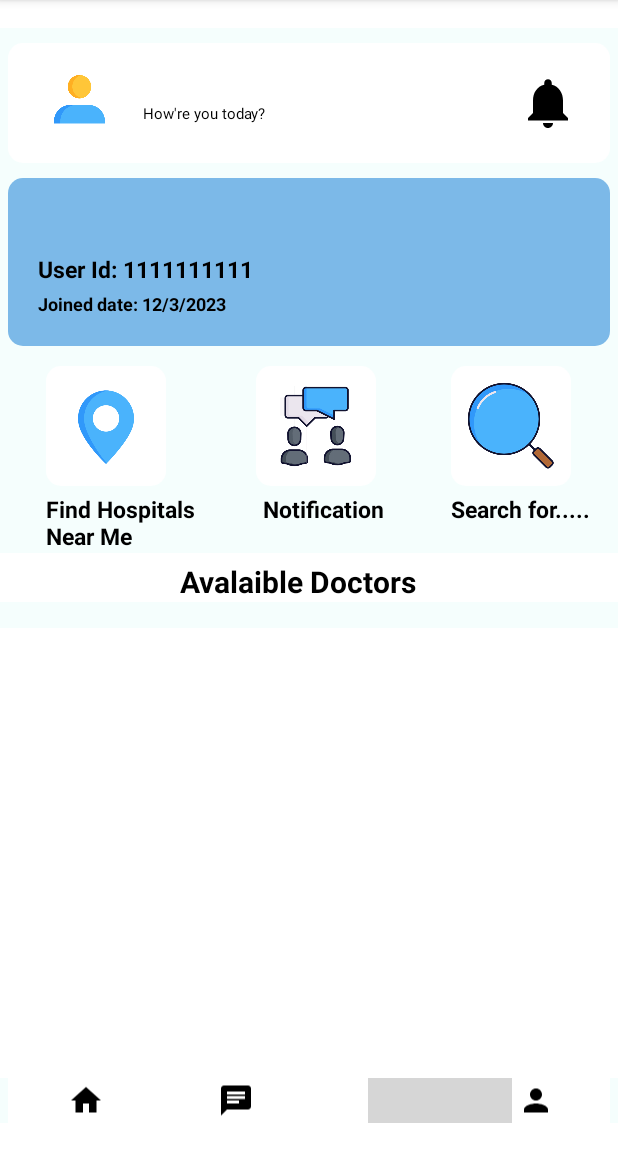
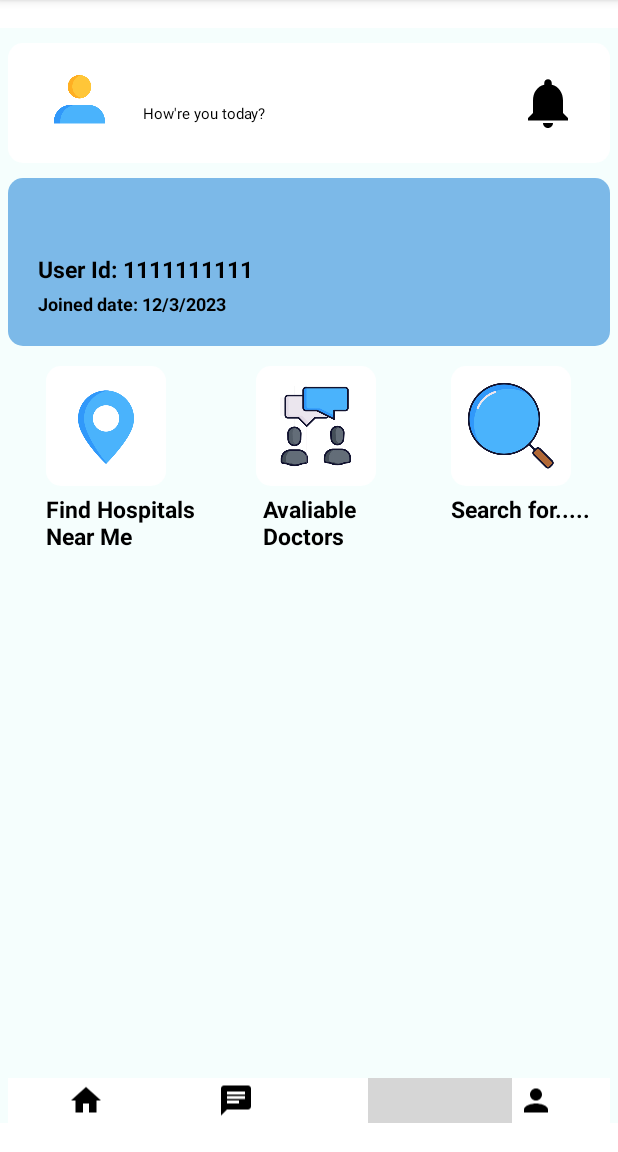
Before and after one commit to 800Brains/Doctors_on_Hand, an Android app: the Homepage screen opened directly, with no data from a screen before it, on a phone screen of 412 x 824 dp, the part 84-1236 px from its top. Run offline under Robolectric (Android 15) with nearby library versions, the phone set to English and light mode, and no system bars; our stand-ins replace Firebase (no records; nobody signed in at launch, a user with empty details on screens opened directly); grey boxes are pictures that could not be loaded.

Commit message:
new update4

```diff
--- a/app/src/main/java/team/cybertronics/doctorsonhand/Homepage.java
+++ b/app/src/main/java/team/cybertronics/doctorsonhand/Homepage.java
@@ -38,12 +38,10 @@ public class Homepage extends AppCompatActivity {
 
     ImageView setting,chat,home,profile,findhospitals,note;
     TextView fullname,header_name;
-    Adapter_Doctors adapter_doctors;
-    ArrayList<Model_Doctos> model_doctos;
+
     private FirebaseAuth mAuth;
+    FirebaseFirestore db;
 
-    ProgressDialog progressBar;
-    FirebaseFirestore db;
     @Override
     protected void onCreate(Bundle savedInstanceState) {
         super.onCreate(savedInstanceState);
@@ -54,28 +52,11 @@ public class Homepage extends AppCompatActivity {
         profile = findViewById(R.id.profile);
         findhospitals = findViewById(R.id.findhospitals);
         note = findViewById(R.id.noti);
-
-        RecyclerView recyclerView =  findViewById(R.id.doctors_recycle_view);
         db = FirebaseFirestore.getInstance();
         mAuth = FirebaseAuth.getInstance();
 
 
-        model_doctos= new ArrayList<Model_Doctos>();
-        adapter_doctors = new Adapter_Doctors(getApplicationContext(),model_doctos);
-        recyclerView.setHasFixedSize(true);
-        recyclerView.setLayoutManager(new LinearLayoutManager(getApplicationContext()));
-        recyclerView.setAdapter(adapter_doctors);
-        progressBar = new ProgressDialog(this);
-        Onload();
         user_details();
-
-
-
-
-
-
-
-
 
         // profile button
         profile.setOnClickListener(new View.OnClickListener() {
@@ -100,46 +81,11 @@ public class Homepage extends AppCompatActivity {
         note.setOnClickListener(new View.OnClickListener() {
             @Override
             public void onClick(View view) {
-                Intent intent = new Intent (Homepage.this, Adapter_Doctors.class);
+                Intent intent = new Intent (Homepage.this, notifications.class);
                 startActivity(intent);
             }
         });
 
-    }
-    public void Onload()
-    {
-        model_doctos.clear();
-        progressBar.show();
-        db.collection("Doctors")
-                .addSnapshotListener(new EventListener<QuerySnapshot>() {
-
-                    @Override
-                    public void onEvent(@Nullable QuerySnapshot value,
-                                        @Nullable FirebaseFirestoreException e) {
-                        if (e != null) {
-                            //Log.w(TAG, "Listen failed.", e);
-                            return;
-                        }
-                        if(value != null) {
-
-
-                            for (QueryDocumentSnapshot doc : value) {
-
-                                Model_Doctos model_doctos1 = doc.toObject(Model_Doctos.class);
-                                model_doctos.add(model_doctos1);
-                            }
-
-                            // circularProgressIndicator.setVisibility(View.GONE);
-
-                            adapter_doctors.notifyDataSetChanged();
-                            progressBar.dismiss();
-                        }else{
-                            progressBar.dismiss();
-                            //circularProgressIndicator.setVisibility(View.GONE);
-                            Toast.makeText(getApplicationContext(), "No data found in Database",Toast.LENGTH_SHORT).show();
-                        }
-                    }
-                });
     }
     public void user_details()
     {
--- a/app/src/main/res/layout/activity_homepage.xml
+++ b/app/src/main/res/layout/activity_homepage.xml
@@ -154,7 +154,7 @@
                 android:layout_height="match_parent"
                 android:layout_marginTop="90dp"
                 android:layout_marginStart="170dp"
-                android:text="Notification"
+                android:text="Avaliable Doctors"
                 android:textStyle="bold"
                 android:textColor="@color/black"
                 android:textSize="15dp" />
@@ -178,39 +178,6 @@
                 android:textSize="15dp" />
         </RelativeLayout>
 
-        <RelativeLayout
-            android:layout_width="match_parent"
-            android:layout_height="wrap_content"
-            android:layout_marginTop="350dp"
-            android:layout_marginBottom="400dp"
-            android:background="@color/white">
-
-            <TextView
-                android:layout_width="wrap_content"
-                android:layout_height="wrap_content"
-                android:layout_marginTop="5dp"
-                android:layout_marginStart="120dp"
-                android:text="Avalaible Doctors"
-                android:textStyle="bold"
-                android:textColor="@color/black"
-                android:textSize="20dp"/>
-
-
-        </RelativeLayout>
-
-        <RelativeLayout
-            android:layout_width="match_parent"
-            android:layout_height="wrap_content"
-            android:layout_marginTop="400dp"
-            android:layout_marginBottom="30dp"
-            android:background="@color/white">
-
-            <androidx.recyclerview.widget.RecyclerView
-                android:id="@+id/doctors_recycle_view"
-                android:layout_width="match_parent"
-                android:layout_height="match_parent" />
-
-        </RelativeLayout>
         <RelativeLayout
             android:layout_width="match_parent"
             android:layout_height="wrap_content"
```
Also changed, not shown: app/src/main/java/team/cybertronics/doctorsonhand/notifications.java (+71 -0 lines), app/src/main/res/layout/activity_notifications.xml (+25 -0 lines).
